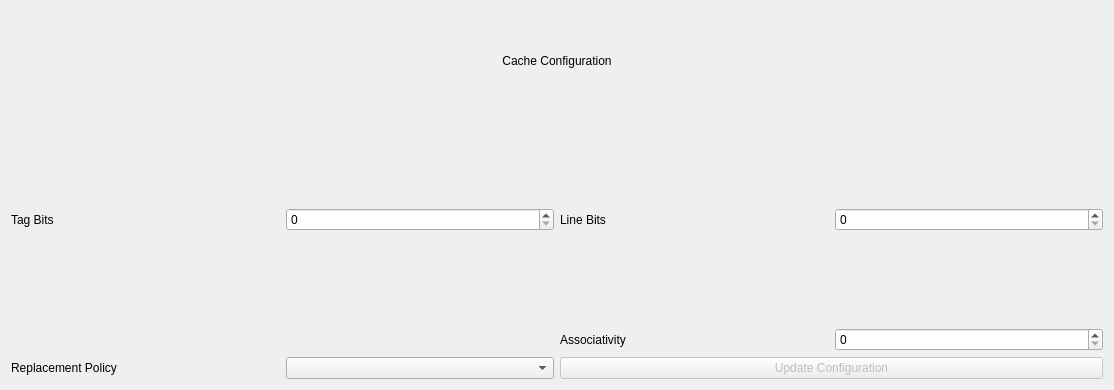
Before: the Qt Designer form pep9asm/cacheconfig.ui in StanWarford/pep9suite, drawn with Qt 5.
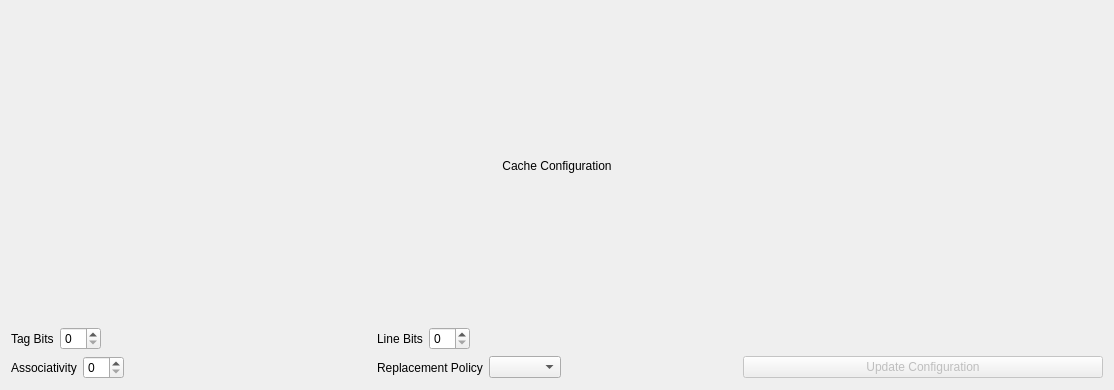
After: the same form once the commit is applied.

```diff
--- a/pep9asm/cacheconfig.ui
+++ b/pep9asm/cacheconfig.ui
@@ -16,7 +16,7 @@
   <layout class="QGridLayout" name="gridLayout_2">
    <item row="2" column="1">
     <layout class="QGridLayout" name="gridLayout">
-     <item row="1" column="1" rowspan="2" colspan="2">
+     <item row="1" column="1" colspan="2">
       <layout class="QHBoxLayout" name="horizontalLayout">
        <item>
         <widget class="QLabel" name="label">
@@ -28,9 +28,22 @@
        <item>
         <widget class="QSpinBox" name="tagBits"/>
        </item>
+       <item>
+        <spacer name="horizontalSpacer">
+         <property name="orientation">
+          <enum>Qt::Horizontal</enum>
+         </property>
+         <property name="sizeHint" stdset="0">
+          <size>
+           <width>40</width>
+           <height>20</height>
+          </size>
+         </property>
+        </spacer>
+       </item>
       </layout>
      </item>
-     <item row="1" column="3" rowspan="2" colspan="2">
+     <item row="1" column="3" colspan="2">
       <layout class="QHBoxLayout" name="horizontalLayout_2">
        <item>
         <widget class="QLabel" name="label_3">
@@ -42,9 +55,22 @@
        <item>
         <widget class="QSpinBox" name="indexBits"/>
        </item>
+       <item>
+        <spacer name="horizontalSpacer_2">
+         <property name="orientation">
+          <enum>Qt::Horizontal</enum>
+         </property>
+         <property name="sizeHint" stdset="0">
+          <size>
+           <width>40</width>
+           <height>20</height>
+          </size>
+         </property>
+        </spacer>
+       </item>
       </layout>
      </item>
-     <item row="4" column="1" colspan="2">
+     <item row="3" column="3" colspan="2">
       <layout class="QHBoxLayout" name="horizontalLayout_5">
        <item>
         <widget class="QLabel" name="label_6">
@@ -56,9 +82,49 @@
        <item>
         <widget class="QComboBox" name="replacementCombo"/>
        </item>
+       <item>
+        <spacer name="horizontalSpacer_4">
+         <property name="orientation">
+          <enum>Qt::Horizontal</enum>
+         </property>
+         <property name="sizeHint" stdset="0">
+          <size>
+           <width>40</width>
+           <height>20</height>
+          </size>
+         </property>
+        </spacer>
+       </item>
       </layout>
      </item>
-     <item row="0" column="1" colspan="4">
+     <item row="3" column="1" colspan="2">
+      <layout class="QHBoxLayout" name="horizontalLayout_4">
+       <item>
+        <widget class="QLabel" name="label_5">
+         <property name="text">
+          <string>Associativity</string>
+         </property>
+        </widget>
+       </item>
+       <item>
+        <widget class="QSpinBox" name="associativityNum"/>
+       </item>
+       <item>
+        <spacer name="horizontalSpacer_3">
+         <property name="orientation">
+          <enum>Qt::Horizontal</enum>
+         </property>
+         <property name="sizeHint" stdset="0">
+          <size>
+           <width>40</width>
+           <height>20</height>
+          </size>
+         </property>
+        </spacer>
+       </item>
+      </layout>
+     </item>
+     <item row="0" column="1" colspan="6">
       <widget class="QLabel" name="label_2">
        <property name="text">
         <string>Cache Configuration</string>
@@ -68,7 +134,7 @@
        </property>
       </widget>
      </item>
-     <item row="4" column="3" colspan="2">
+     <item row="3" column="5" colspan="2">
       <widget class="QPushButton" name="updateButton">
        <property name="enabled">
         <bool>false</bool>
@@ -78,21 +144,7 @@
        </property>
       </widget>
      </item>
-     <item row="3" column="3" colspan="2">
-      <layout class="QHBoxLayout" name="horizontalLayout_4">
-       <item>
-        <widget class="QLabel" name="label_5">
-         <property name="text">
-          <string>Associativity</string>
-         </property>
-        </widget>
-       </item>
-       <item>
-        <widget class="QSpinBox" name="associativityNum"/>
-       </item>
-      </layout>
-     </item>
-     <item row="3" column="1" colspan="2">
+     <item row="1" column="5" colspan="2">
       <widget class="QLabel" name="byteFieldBits">
        <property name="text">
         <string/>
```
